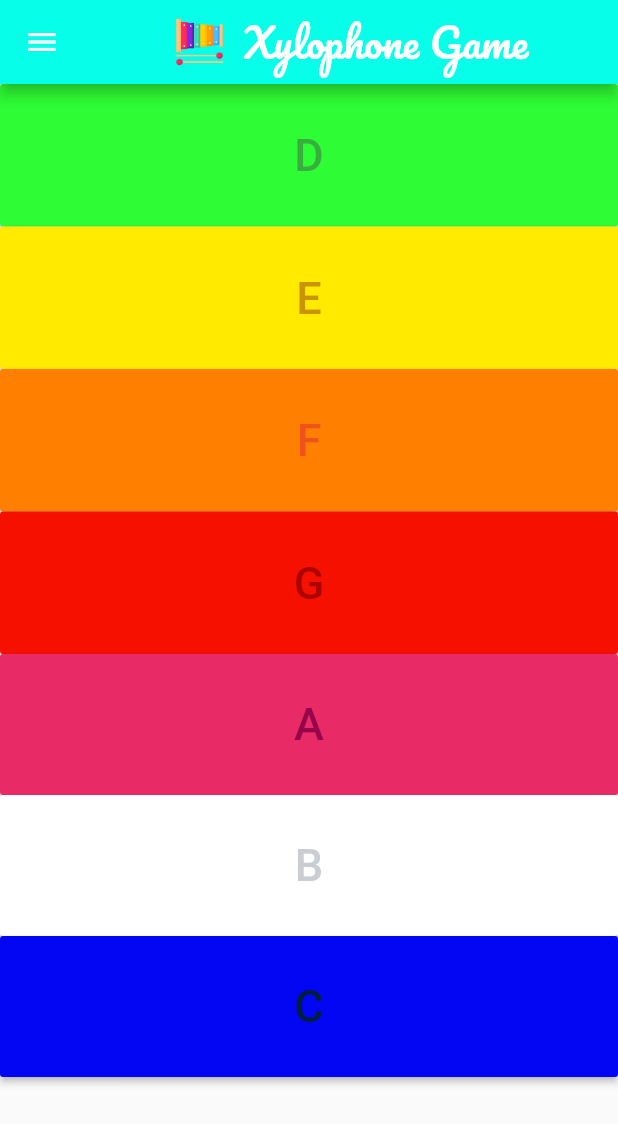
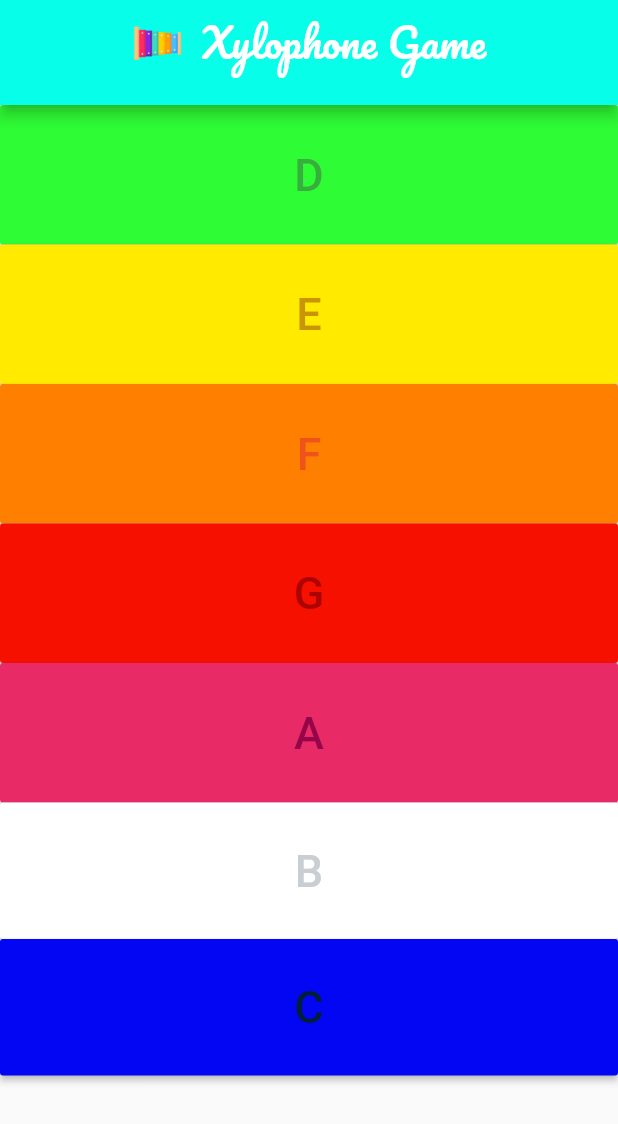
Before and after one commit to raghadromaneh/Assignment24Aug, a Flutter app: the screen it shows after launch, on a phone screen of 412 x 824 dp. Shown: the top 1124 px of the screen. Run offline on Flutter 3.47's test engine with Material 2 defaults, Android fonts, the phone set to English and light mode, and no system bars; our stand-ins replace audioplayers.

Commit message:
last update

```diff
--- a/lib/main.dart
+++ b/lib/main.dart
@@ -17,12 +17,12 @@ class MyApp extends StatelessWidget {
     return MaterialApp(
       debugShowCheckedModeBanner: false,
       home: Scaffold(
-        drawer: Drawer(),
-        appBar: AppBar(
+        // drawer: Drawer(),
+        appBar: PreferredSize(
+          preferredSize: Size.fromHeight(70),
+          child: AppBar(
             backgroundColor: Color.fromARGB(255, 7, 255, 234),
-          title: Row(
-            mainAxisAlignment: MainAxisAlignment.center,
-            children: [
+            title: Row(mainAxisAlignment: MainAxisAlignment.center, children: [
               Image.asset(
                 "images/xylophone.png",
                 scale: 15,
@@ -34,11 +34,12 @@ class MyApp extends StatelessWidget {
               ),
             ]),
           ),
+        ),
         body: Column(
           children: [
             SizedBox(
               width: double.infinity,
-              height: 95,
+              height: 93,
               child: RaisedButton(
                 splashColor: Color.fromARGB(255, 122, 235, 124),
                 child: Text(
@@ -54,7 +55,7 @@ class MyApp extends StatelessWidget {
             ),
             SizedBox(
               width: double.infinity,
-              height: 95,
+              height: 93,
               child: RaisedButton(
                 splashColor: Color.fromARGB(255, 255, 238, 89),
                 child: Text(
@@ -70,7 +71,7 @@ class MyApp extends StatelessWidget {
             ),
             SizedBox(
               width: double.infinity,
-              height: 95,
+              height: 93,
               child: RaisedButton(
                 splashColor: Colors.orange,
                 child: Text(
@@ -86,7 +87,7 @@ class MyApp extends StatelessWidget {
             ),
             SizedBox(
               width: double.infinity,
-              height: 95,
+              height: 93,
               child: RaisedButton(
                 splashColor: Colors.red,
                 child: Text(
@@ -102,7 +103,7 @@ class MyApp extends StatelessWidget {
             ),
             SizedBox(
               width: double.infinity,
-              height: 94,
+              height: 93,
               child: RaisedButton(
                 splashColor: Color.fromARGB(255, 227, 131, 163),
                 child: Text(
@@ -118,7 +119,7 @@ class MyApp extends StatelessWidget {
             ),
             SizedBox(
               width: double.infinity,
-              height: 94,
+              height: 91,
               child: RaisedButton(
                 splashColor: Colors.purple,
                 child: Text(
@@ -134,7 +135,7 @@ class MyApp extends StatelessWidget {
             ),
             SizedBox(
               width: double.infinity,
-              height: 94,
+              height: 91,
               child: RaisedButton(
                 splashColor: Colors.blueAccent,
                 child: Text(
```
Also changed, not shown: images/xylophone.png. Lines whose indentation alone changed are shown as unchanged.
